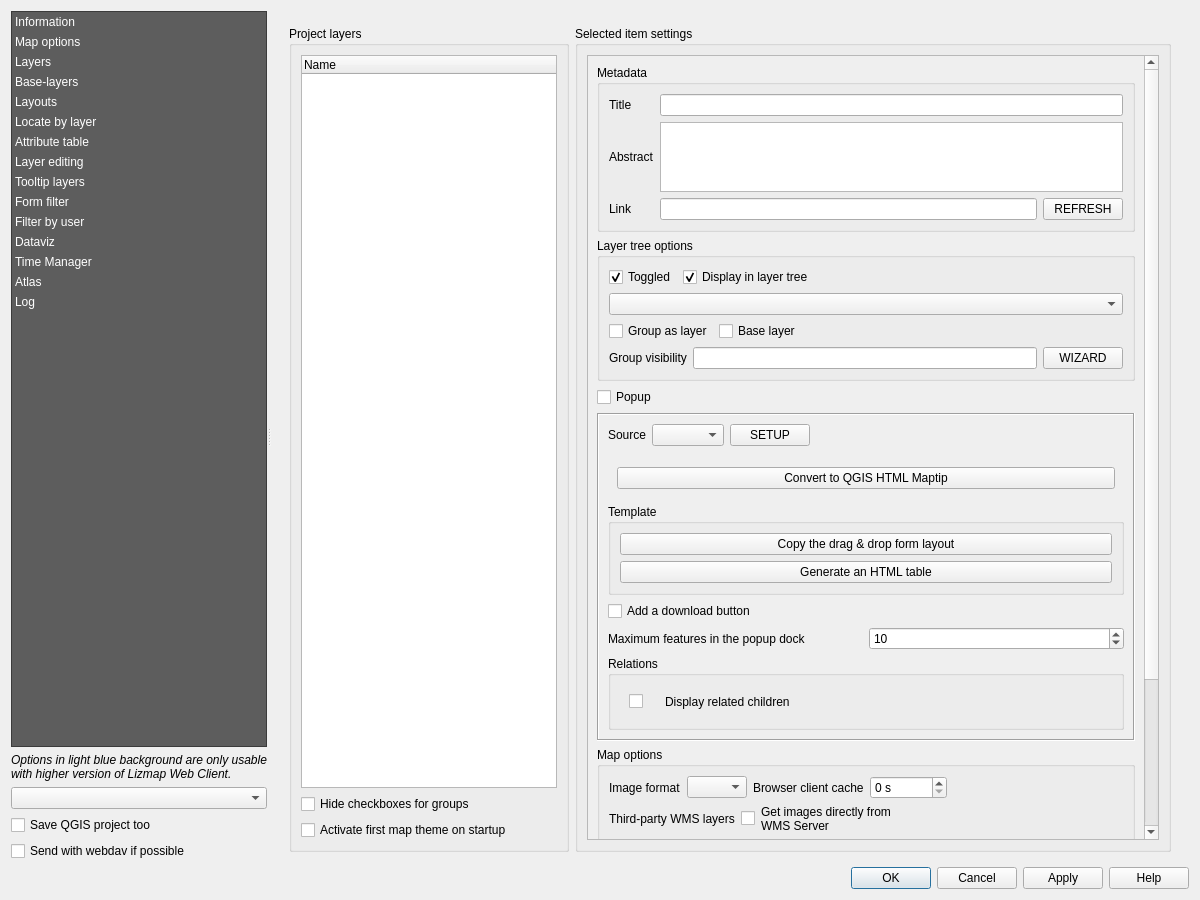
This is lizmap/resources/ui/ui_lizmap.ui in 3liz/lizmap-plugin as Qt 5 draws it before an edit. The edited form follows.
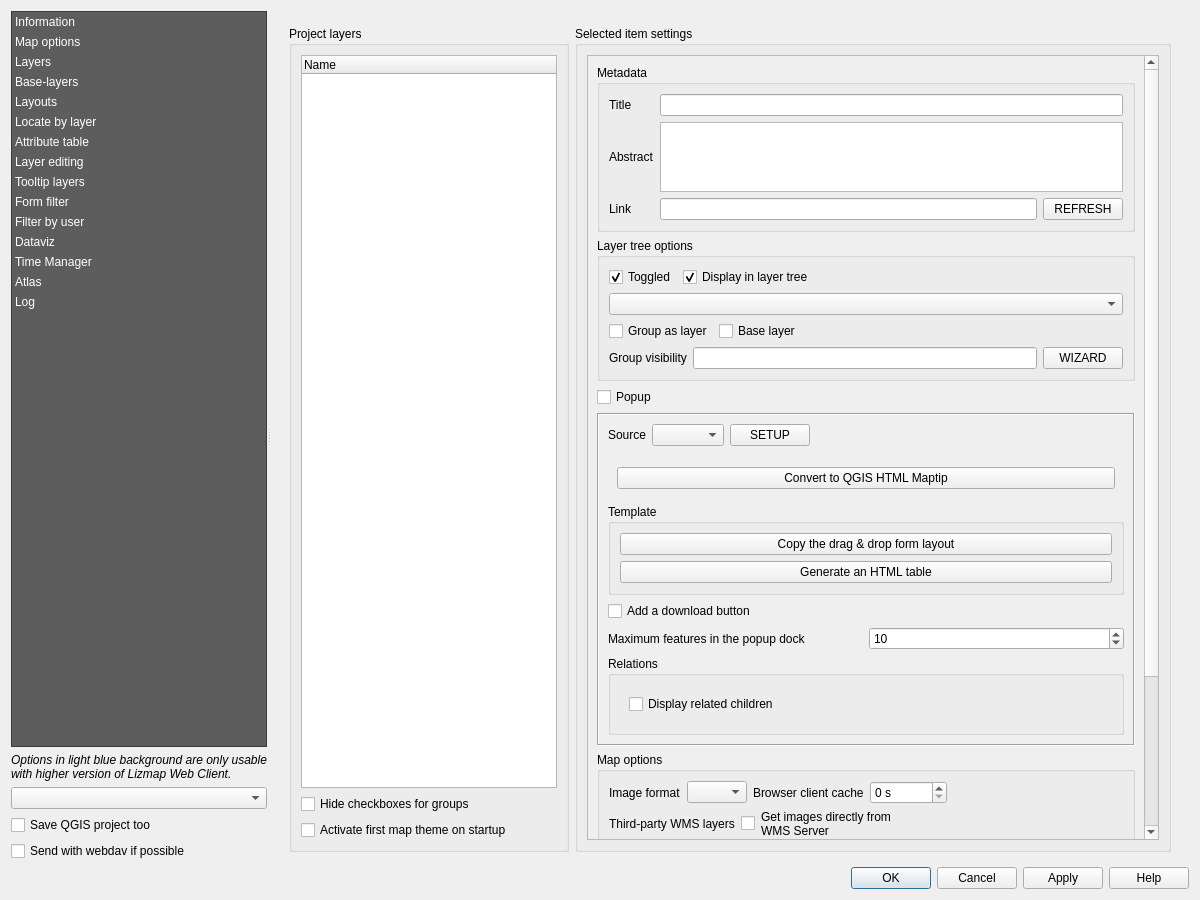
This is the edited form. The open tabs and pages were chosen to show the change. Custom widgets are drawn as their Qt base class.

Commit message: Fix #330 about checkbox and long label

```diff
--- a/lizmap/resources/ui/ui_lizmap.ui
+++ b/lizmap/resources/ui/ui_lizmap.ui
@@ -1833,12 +1833,6 @@
                                  <layout class="QHBoxLayout" name="horizontalLayout_36">
                                   <item>
                                    <widget class="QCheckBox" name="cbPopupDisplayChildren">
-                                    <property name="maximumSize">
-                                     <size>
-                                      <width>30</width>
-                                      <height>16777215</height>
-                                     </size>
-                                    </property>
                                     <property name="toolTip">
                                      <string>When checked, Lizmap will show children data under each parent popup. You should activate popup for parent and child layers.</string>
                                     </property>
@@ -1846,18 +1840,8 @@
                                      <string notr="true"/>
                                     </property>
                                     <property name="text">
-                                     <string/>
-                                    </property>
-                                   </widget>
-                                  </item>
-                                  <item>
-                                   <widget class="QLabel" name="label_66">
-                                    <property name="text">
                                      <string>Display related children</string>
                                     </property>
-                                    <property name="wordWrap">
-                                     <bool>true</bool>
-                                    </property>
                                    </widget>
                                   </item>
                                  </layout>
```
